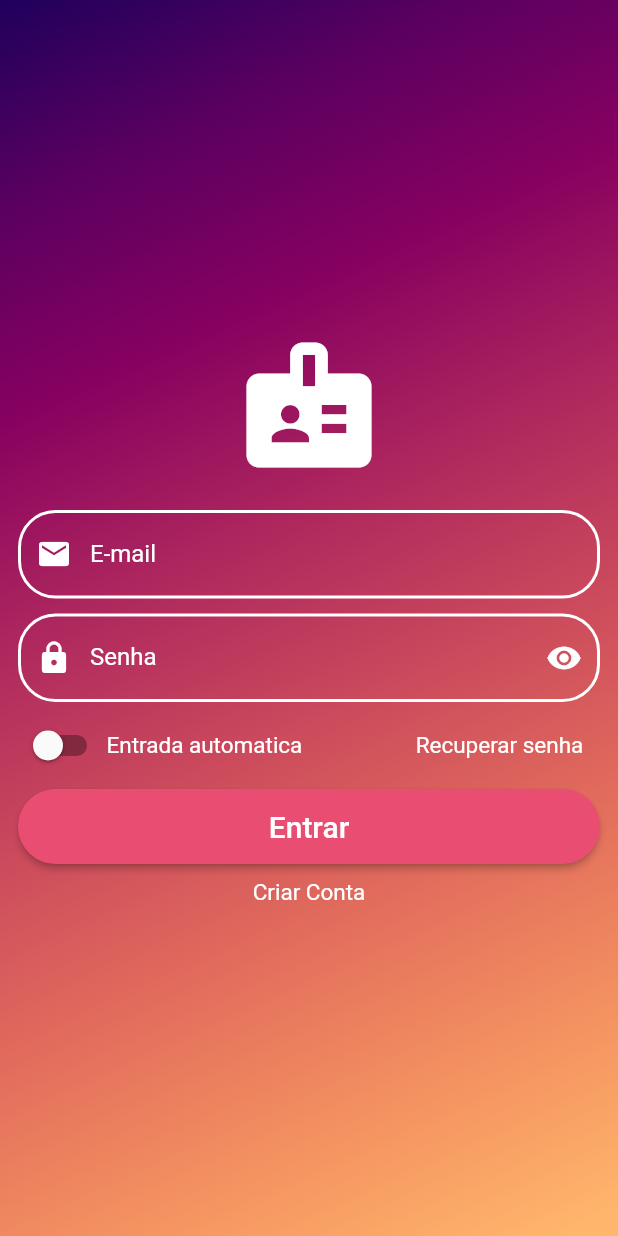
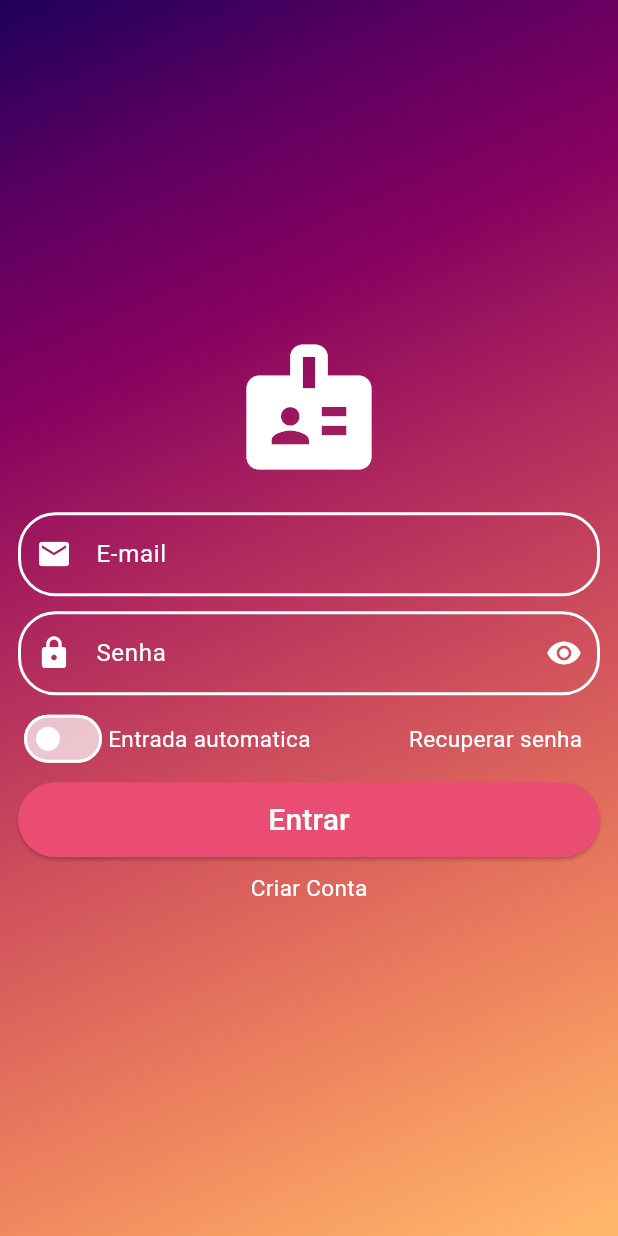
Before and after one commit to GabrielCairesDev/tela_de_login_01, a Flutter app: the screen it shows after launch, on a phone screen of 412 x 824 dp. Run offline on Flutter 3.47's test engine with Material 2 defaults, Android fonts, the phone set to English and light mode, and no system bars.

Commit message:
update material3

```diff
--- /dev/null
+++ b/lib/core/ui/styles/theme_app.dart
@@ -0,0 +1,8 @@
+import 'package:flutter/material.dart';
+
+class ThemeApp {
+  ThemeApp._();
+  static final themeDart = ThemeData(
+    useMaterial3: true,
+  );
+}
--- a/lib/myapp.dart
+++ b/lib/myapp.dart
@@ -1,4 +1,5 @@
 import 'package:flutter/material.dart';
+import 'package:tela_de_login_01/core/ui/styles/theme_app.dart';
 import 'rotas/rotas.dart';
 
 class MyApp extends StatelessWidget {
@@ -6,6 +7,11 @@ class MyApp extends StatelessWidget {
 
   @override
   Widget build(BuildContext context) {
-    return const MaterialApp(debugShowCheckedModeBanner: false, initialRoute: '/', onGenerateRoute: Rota.generatoRoute);
+    return MaterialApp(
+      debugShowCheckedModeBanner: false,
+      theme: ThemeApp.themeDart,
+      initialRoute: '/',
+      onGenerateRoute: Rota.generatoRoute,
+    );
   }
 }
--- a/lib/widget/switch_entrada_automatica.dart
+++ b/lib/widget/switch_entrada_automatica.dart
@@ -18,6 +18,10 @@ class _SwitchEntradaAutomaticaState extends State<SwitchEntradaAutomatica> {
       mainAxisAlignment: MainAxisAlignment.start,
       children: [
         Switch(
+            trackOutlineColor: MaterialStateProperty.all(Colors.white),
+            activeTrackColor: Colors.white70,
+            inactiveThumbColor: Colors.white,
+            inactiveTrackColor: Colors.white70,
             value: entradaAutomatica,
             activeColor: Colors.white,
             onChanged: (bool value) {
--- a/pubspec.yaml
+++ b/pubspec.yaml
@@ -58,9 +58,8 @@ flutter:
   # the material Icons class.
   uses-material-design: true
 
-  # To add assets to your application, add an assets section, like this:
-  assets:
-    - assets/images/foto.jpg
+  # # To add assets to your application, add an assets section, like this:
+  # assets:
 
   # An image asset can refer to one or more resolution-specific "variants", see
   # https://flutter.dev/assets-and-images/#resolution-aware
```
